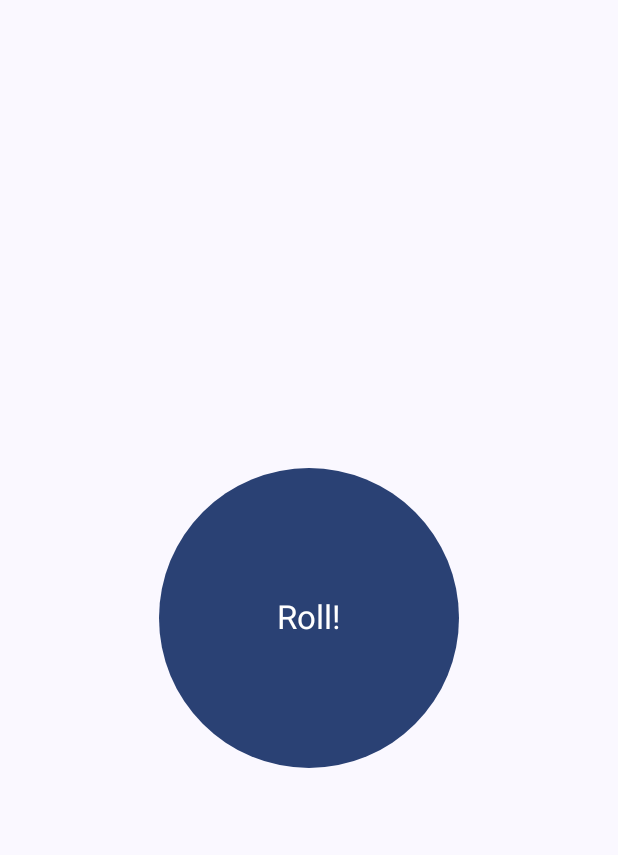
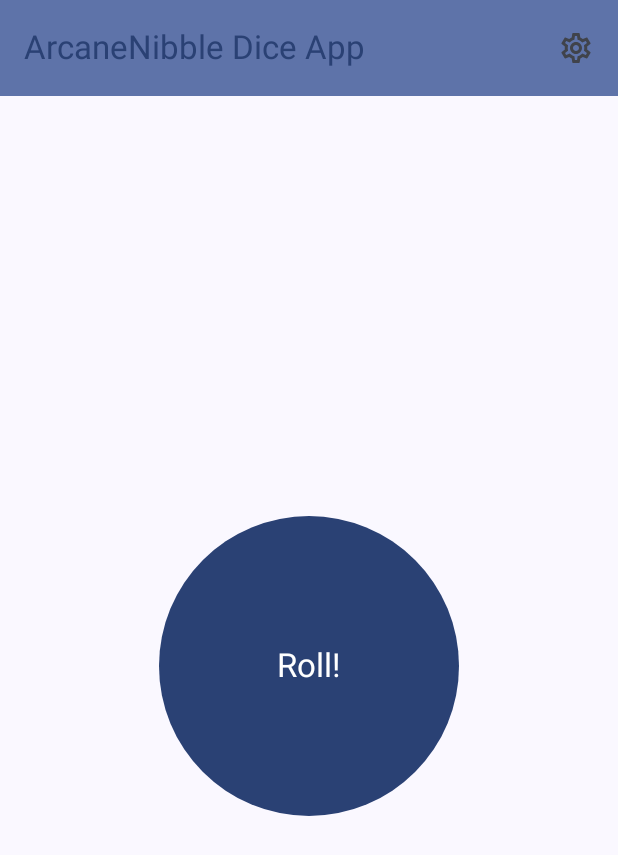
Before and after one commit to ArcaneNibble/native-platform-experiments, an Android app built with Jetpack Compose: the screen it shows after launch (MainActivity), on a phone screen of 412 x 824 dp. Shown: the top 855 px of the screen. Run offline under Robolectric (Android 15) with nearby library versions, the phone set to English and light mode, and no system bars.

Commit message:
Add settings page

```diff
--- a/07_android/app/src/main/java/com/arcanenibble/demodice/MainActivity.kt
+++ b/07_android/app/src/main/java/com/arcanenibble/demodice/MainActivity.kt
@@ -1,5 +1,6 @@
 package com.arcanenibble.demodice
 
+import android.annotation.SuppressLint
 import android.os.Bundle
 import androidx.activity.ComponentActivity
 import androidx.activity.compose.setContent
@@ -9,14 +10,23 @@ import androidx.compose.foundation.layout.Column
 import androidx.compose.foundation.layout.fillMaxSize
 import androidx.compose.foundation.layout.padding
 import androidx.compose.foundation.layout.size
+import androidx.compose.material.icons.Icons
+import androidx.compose.material.icons.automirrored.filled.ArrowBack
+import androidx.compose.material.icons.outlined.Settings
 import androidx.compose.material3.Button
+import androidx.compose.material3.ExperimentalMaterial3Api
+import androidx.compose.material3.Icon
+import androidx.compose.material3.IconButton
 import androidx.compose.material3.MaterialTheme
 import androidx.compose.material3.Scaffold
 import androidx.compose.material3.Text
+import androidx.compose.material3.TopAppBar
+import androidx.compose.material3.TopAppBarDefaults
 import androidx.compose.runtime.Composable
 import androidx.compose.runtime.mutableIntStateOf
 import androidx.compose.runtime.remember
 import androidx.compose.runtime.getValue
+import androidx.compose.runtime.mutableStateOf
 import androidx.compose.runtime.setValue
 import androidx.compose.ui.Alignment
 import androidx.compose.ui.Modifier
@@ -31,13 +41,63 @@ class MainActivity : ComponentActivity() {
         enableEdgeToEdge()
         setContent {
             DemoDiceTheme {
-                Scaffold(
-                    modifier = Modifier.fillMaxSize()
-                ) { innerPadding ->
-                    DiceButton(modifier = Modifier.padding(innerPadding))
-                }
+                DiceToplevel()
             }
         }
+    }
+}
+
+@Composable
+fun DiceToplevel() {
+    var showSettings by remember { mutableStateOf(false) }
+
+    if (!showSettings) {
+        DiceMainApp(showSettings = {
+            showSettings = true
+        })
+    } else {
+        Settings(hideSettings = {
+            showSettings = false
+        })
+    }
+}
+
+@Composable
+@OptIn(ExperimentalMaterial3Api::class)
+fun DiceMainApp(
+    modifier: Modifier = Modifier,
+    showSettings: () -> Unit
+) {
+    Scaffold(
+        modifier = modifier.fillMaxSize(),
+        topBar = {
+            TopAppBar(
+                colors = TopAppBarDefaults.topAppBarColors(
+                    containerColor = MaterialTheme.colorScheme.primaryContainer,
+                    titleContentColor = MaterialTheme.colorScheme.primary,
+                ),
+                title = {
+                    Text(stringResource(R.string.title))
+                },
+                actions = {
+                    IconButton(onClick = showSettings) {
+                        Icon(
+                            imageVector = Icons.Outlined.Settings,
+                            contentDescription = stringResource(R.string.settings)
+                        )
+                    }
+                },
+            )
+        }
+    ) { innerPadding ->
+        DiceButton(modifier = Modifier.padding(innerPadding))
+    }
+}
+@Preview(showBackground = true)
+@Composable
+fun DiceMainAppPreview() {
+    DemoDiceTheme {
+        DiceMainApp(showSettings = {})
     }
 }
 
@@ -74,3 +134,42 @@ fun DiceButtonPreview() {
         DiceButton()
     }
 }
+
+@Composable
+@OptIn(ExperimentalMaterial3Api::class)
+fun Settings(
+    modifier: Modifier = Modifier,
+    hideSettings: () -> Unit
+) {
+    Scaffold(
+        modifier = modifier.fillMaxSize(),
+        topBar = {
+            TopAppBar(
+                colors = TopAppBarDefaults.topAppBarColors(
+                    containerColor = MaterialTheme.colorScheme.primaryContainer,
+                    titleContentColor = MaterialTheme.colorScheme.primary,
+                ),
+                title = {
+                    Text(stringResource(R.string.settings))
+                },
+                navigationIcon = {
+                    IconButton(onClick = hideSettings) {
+                        Icon(
+                            imageVector = Icons.AutoMirrored.Filled.ArrowBack,
+                            contentDescription = stringResource(R.string.back)
+                        )
+                    }
+                },
+            )
+        }
+    ) { innerPadding ->
+        Text("ASDF!", modifier = Modifier.padding(innerPadding))
+    }
+}
+@Preview(showBackground = true)
+@Composable
+fun SettingsPreview() {
+    DemoDiceTheme {
+        Settings(hideSettings = {})
+    }
+}
--- a/07_android/app/src/main/res/values/strings.xml
+++ b/07_android/app/src/main/res/values/strings.xml
@@ -1,4 +1,7 @@
 <resources>
     <string name="app_name">Demo Dice</string>
     <string name="roll">Roll!</string>
+    <string name="title">ArcaneNibble Dice App</string>
+    <string name="settings">Settings</string>
+    <string name="back">Back</string>
 </resources>
```
